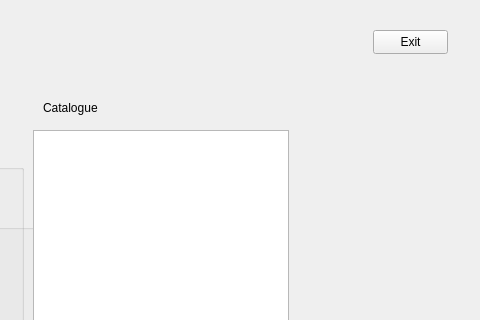
Finnzag/Library-Info-System, file LibraryInfoSystem/dashboardwindow.ui: the form before one commit; both pictures show x 587 to 1067 and y 0 to 320 of the 1067 by 613 pixel window.
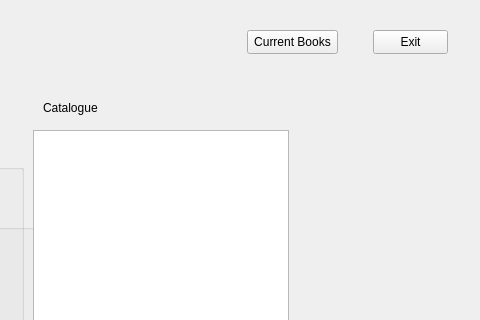
The form after the commit.

Diff of the .ui file:
```diff
--- a/LibraryInfoSystem/dashboardwindow.ui
+++ b/LibraryInfoSystem/dashboardwindow.ui
@@ -275,6 +275,19 @@
      <string>Exit</string>
     </property>
    </widget>
+   <widget class="QPushButton" name="CurrentBooksButton">
+    <property name="geometry">
+     <rect>
+      <x>834</x>
+      <y>30</y>
+      <width>91</width>
+      <height>24</height>
+     </rect>
+    </property>
+    <property name="text">
+     <string>Current Books</string>
+    </property>
+   </widget>
   </widget>
   <widget class="QMenuBar" name="menubar">
    <property name="geometry">
```
